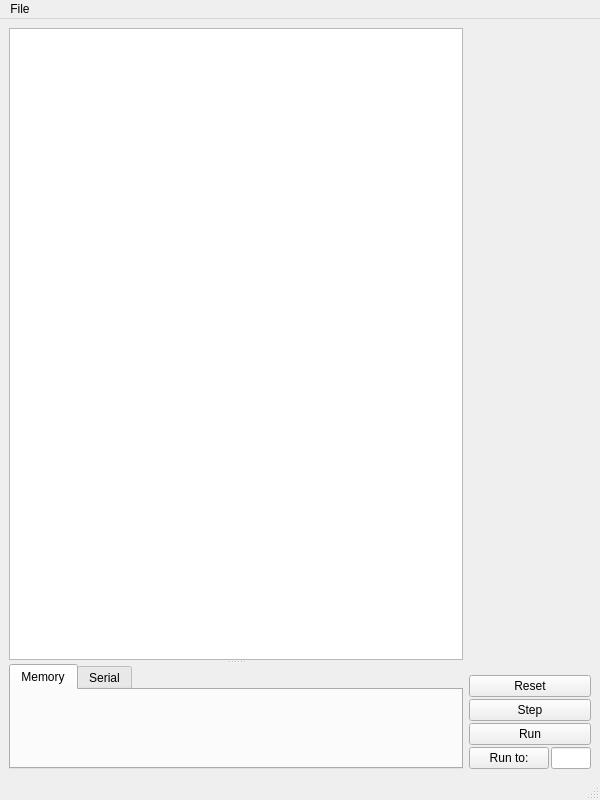
Old version of the form Qt/windows/debugwindow.ui in the repository RocketRope/Gameboy-Emulator.
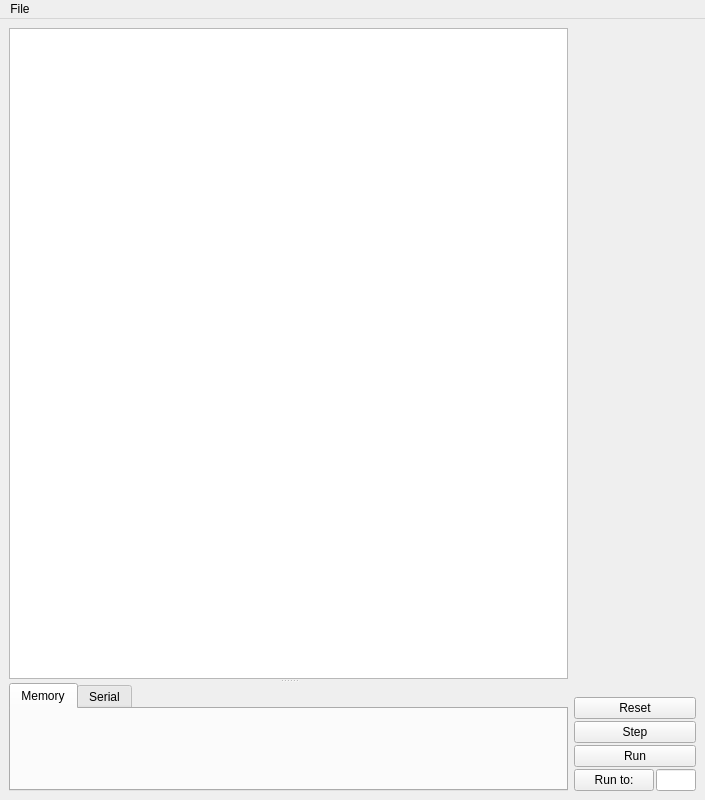
New version of the form. Custom widgets are drawn as their Qt base class.

Diff of the .ui file:
```diff
--- a/Qt/windows/debugwindow.ui
+++ b/Qt/windows/debugwindow.ui
@@ -6,7 +6,7 @@
    <rect>
     <x>0</x>
     <y>0</y>
-    <width>600</width>
+    <width>705</width>
     <height>800</height>
    </rect>
   </property>
@@ -200,7 +200,7 @@
     <rect>
      <x>0</x>
      <y>0</y>
-     <width>600</width>
+     <width>705</width>
      <height>21</height>
     </rect>
    </property>
@@ -212,7 +212,6 @@
    </widget>
    <addaction name="menuFile"/>
   </widget>
-  <widget class="QStatusBar" name="statusBar"/>
   <action name="actionLoad_ROM">
    <property name="text">
     <string>Load ROM</string>
```
